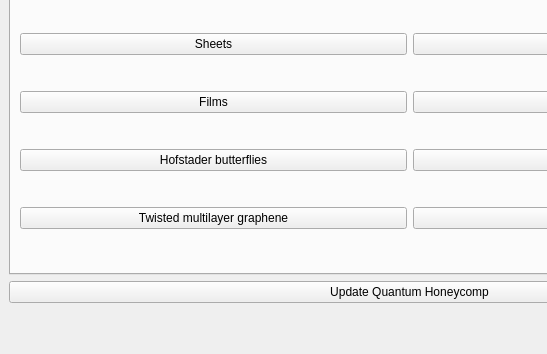
joselado/quantum-honeycomp, file interface-pyqt/system_selection/interface.ui: the form before one commit; both pictures show x 0 to 547 and y 383 to 737 of the 819 by 737 pixel window.
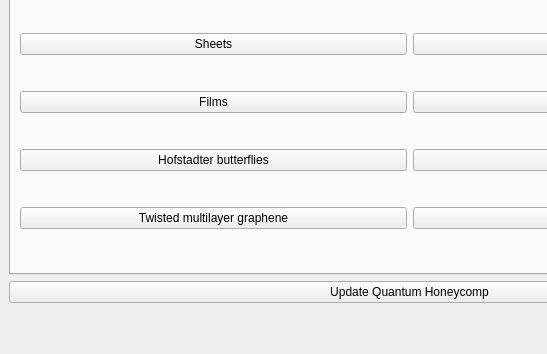
The form after the commit.

```diff
--- a/interface-pyqt/system_selection/interface.ui
+++ b/interface-pyqt/system_selection/interface.ui
@@ -95,7 +95,7 @@
           <item row="10" column="0">
            <widget class="QPushButton" name="hofstader_pyqt">
             <property name="text">
-             <string>Hofstader butterflies</string>
+             <string>Hofstadter butterflies</string>
             </property>
            </widget>
           </item>
```
